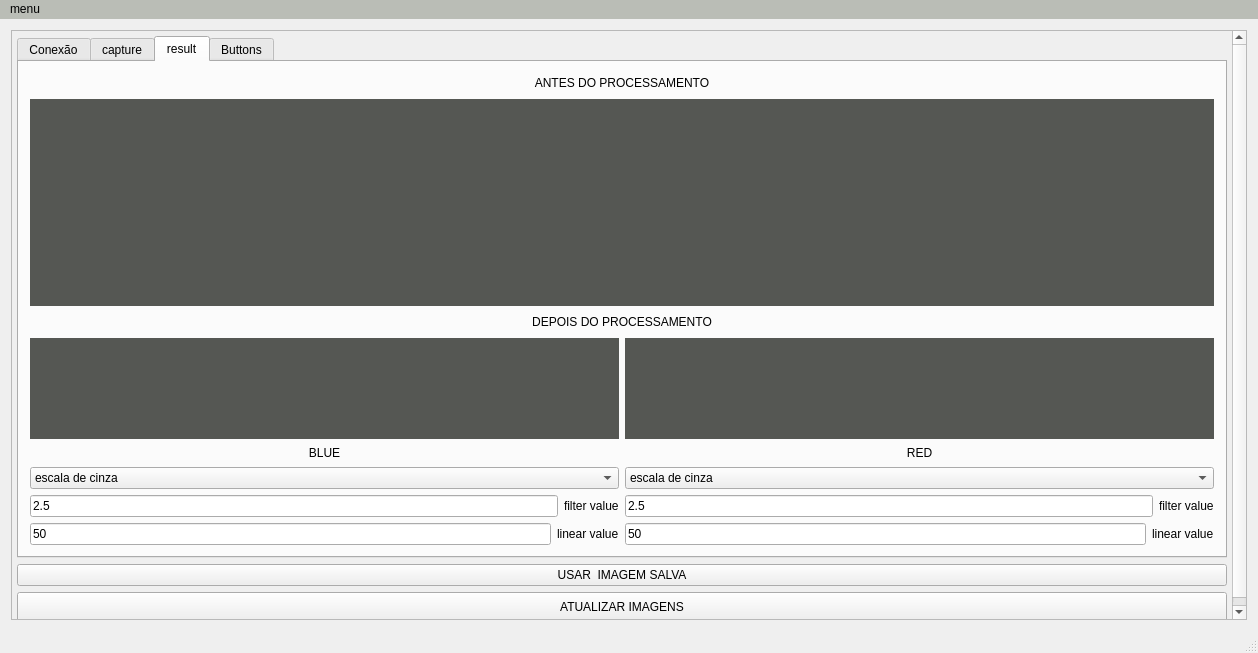
Before: the Qt Designer form Software-Qt/mainwindow.ui in EngineeringLibrary/BCN3D, drawn with Qt 5.
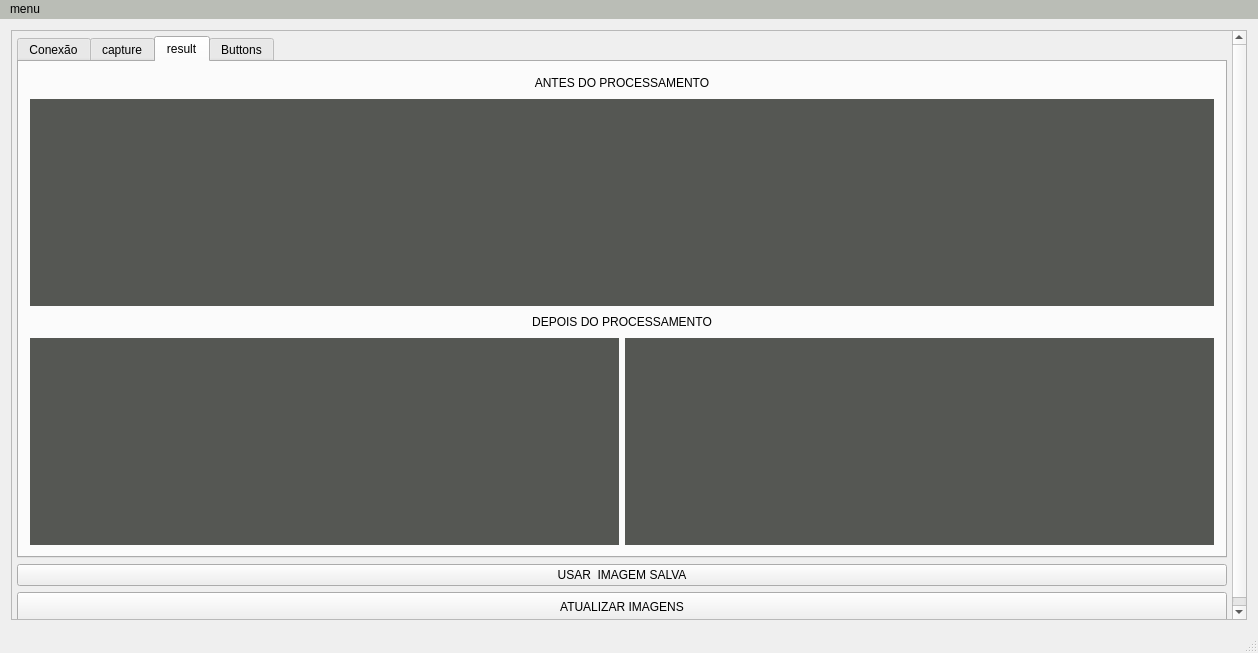
After: the same form once the commit is applied. The open tabs and pages were chosen to show the change.

```diff
--- a/Software-Qt/mainwindow.ui
+++ b/Software-Qt/mainwindow.ui
@@ -30,7 +30,7 @@
        <property name="geometry">
         <rect>
          <x>0</x>
-         <y>0</y>
+         <y>-167</y>
          <width>1224</width>
          <height>750</height>
         </rect>
@@ -314,192 +314,6 @@
                     </item>
                    </layout>
                   </item>
-                  <item>
-                   <layout class="QHBoxLayout" name="horizontalLayout_2">
-                    <item>
-                     <layout class="QVBoxLayout" name="verticalLayout_blueGeral">
-                      <item>
-                       <widget class="QLabel" name="texto_depoisBlue">
-                        <property name="maximumSize">
-                         <size>
-                          <width>16777215</width>
-                          <height>20</height>
-                         </size>
-                        </property>
-                        <property name="text">
-                         <string>BLUE</string>
-                        </property>
-                        <property name="alignment">
-                         <set>Qt::AlignCenter</set>
-                        </property>
-                       </widget>
-                      </item>
-                      <item>
-                       <widget class="QComboBox" name="select_blue">
-                        <item>
-                         <property name="text">
-                          <string>escala de cinza</string>
-                         </property>
-                        </item>
-                        <item>
-                         <property name="text">
-                          <string>filtro mediano</string>
-                         </property>
-                        </item>
-                        <item>
-                         <property name="text">
-                          <string>dilatação</string>
-                         </property>
-                        </item>
-                        <item>
-                         <property name="text">
-                          <string>erosao</string>
-                         </property>
-                        </item>
-                        <item>
-                         <property name="text">
-                          <string>bound</string>
-                         </property>
-                        </item>
-                       </widget>
-                      </item>
-                      <item>
-                       <layout class="QHBoxLayout" name="horizontalLayout_BLUE_0">
-                        <item>
-                         <widget class="QLineEdit" name="filter_blue">
-                          <property name="text">
-                           <string>2.5</string>
-                          </property>
-                         </widget>
-                        </item>
-                        <item>
-                         <widget class="QLabel" name="label_blue_filter">
-                          <property name="maximumSize">
-                           <size>
-                            <width>16777215</width>
-                            <height>30</height>
-                           </size>
-                          </property>
-                          <property name="text">
-                           <string>filter value</string>
-                          </property>
-                         </widget>
-                        </item>
-                       </layout>
-                      </item>
-                      <item>
-                       <layout class="QHBoxLayout" name="horizontalLayout_BLUE">
-                        <item>
-                         <widget class="QLineEdit" name="line_blue">
-                          <property name="text">
-                           <string>50</string>
-                          </property>
-                         </widget>
-                        </item>
-                        <item>
-                         <widget class="QLabel" name="label_blue_linear">
-                          <property name="maximumSize">
-                           <size>
-                            <width>16777215</width>
-                            <height>30</height>
-                           </size>
-                          </property>
-                          <property name="text">
-                           <string>linear value</string>
-                          </property>
-                         </widget>
-                        </item>
-                       </layout>
-                      </item>
-                     </layout>
-                    </item>
-                    <item>
-                     <layout class="QVBoxLayout" name="verticalLayout_redGeral">
-                      <item>
-                       <widget class="QLabel" name="texto_depoisRED">
-                        <property name="maximumSize">
-                         <size>
-                          <width>16777215</width>
-                          <height>20</height>
-                         </size>
-                        </property>
-                        <property name="text">
-                         <string>RED</string>
-                        </property>
-                        <property name="alignment">
-                         <set>Qt::AlignCenter</set>
-                        </property>
-                       </widget>
-                      </item>
-                      <item>
-                       <widget class="QComboBox" name="select_red">
-                        <item>
-                         <property name="text">
-                          <string>escala de cinza</string>
-                         </property>
-                        </item>
-                        <item>
-                         <property name="text">
-                          <string>filtro mediano</string>
-                         </property>
-                        </item>
-                        <item>
-                         <property name="text">
-                          <string>dilatação</string>
-                         </property>
-                        </item>
-                        <item>
-                         <property name="text">
-                          <string>erosao</string>
-                         </property>
-                        </item>
-                        <item>
-                         <property name="text">
-                          <string>bound</string>
-                         </property>
-                        </item>
-                       </widget>
-                      </item>
-                      <item>
-                       <layout class="QHBoxLayout" name="horizontalLayout_RED">
-                        <item>
-                         <widget class="QLineEdit" name="filter_red">
-                          <property name="text">
-                           <string>2.5</string>
-                          </property>
-                         </widget>
-                        </item>
-                        <item>
-                         <widget class="QLabel" name="label_red_filter">
-                          <property name="text">
-                           <string>filter value</string>
-                          </property>
-                         </widget>
-                        </item>
-                       </layout>
-                      </item>
-                      <item>
-                       <layout class="QHBoxLayout" name="horizontalLayout_RED_0">
-                        <item>
-                         <widget class="QLineEdit" name="line_red">
-                          <property name="text">
-                           <string>50</string>
-                          </property>
-                         </widget>
-                        </item>
-                        <item>
-                         <widget class="QLabel" name="label_red_linear">
-                          <property name="text">
-                           <string>linear value</string>
-                          </property>
-                         </widget>
-                        </item>
-                       </layout>
-                      </item>
-                     </layout>
-                    </item>
-                   </layout>
-                  </item>
                  </layout>
                 </item>
                </layout>
```
Left out of the diff: 2 changed lines with no effect on the pictures.
